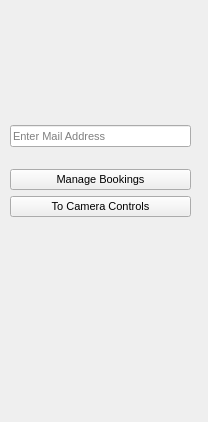
Above: src/login.ui from sc0000/hfmdd-video-system before the change. Below: the same form after it.
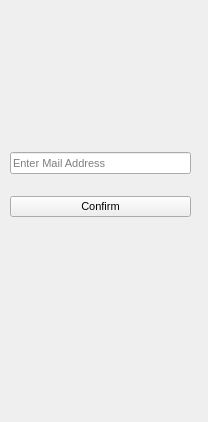
That is the form after the change.

Commit message: linear UX I

The edit to the form file:
```diff
--- a/src/login.ui
+++ b/src/login.ui
@@ -107,25 +107,7 @@
         </font>
        </property>
        <property name="text">
-        <string>Manage Bookings</string>
-       </property>
-      </widget>
-     </item>
-     <item>
-      <widget class="QPushButton" name="toPTZControlsButton">
-       <property name="sizePolicy">
-        <sizepolicy hsizetype="Minimum" vsizetype="Fixed">
-         <horstretch>0</horstretch>
-         <verstretch>0</verstretch>
-        </sizepolicy>
-       </property>
-       <property name="font">
-        <font>
-         <pointsize>8</pointsize>
-        </font>
-       </property>
-       <property name="text">
-        <string>To Camera Controls</string>
+        <string>Confirm</string>
        </property>
       </widget>
      </item>
```
The commit also changes 2 other files.
